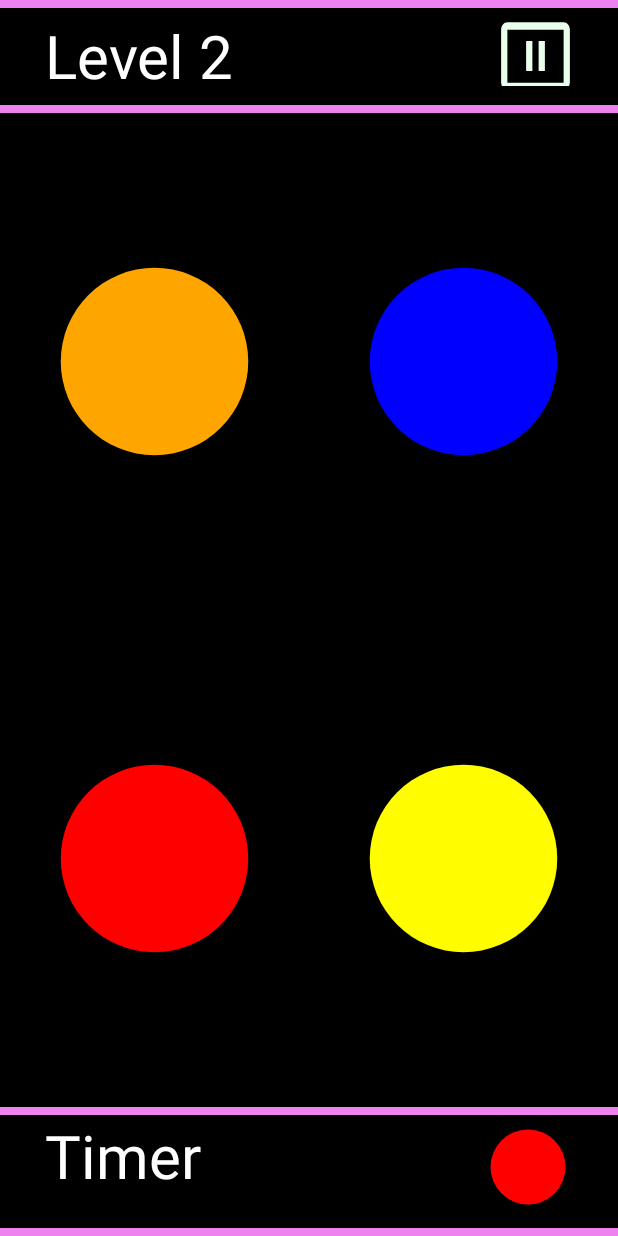
After one commit to NikoLee337/colorClick, an Android app: the layout activity_game2.xml on its own in the app's theme, with its tools: preview values and no code run, on a phone screen of 412 x 824 dp. The commit adds this screen. Run offline under Robolectric (Android 15) with nearby library versions, the phone set to English and light mode, and no system bars.

Commit message:
added level 2

```diff
--- a/app/src/main/java/com/example/colorclick/GameView.java
+++ b/app/src/main/java/com/example/colorclick/GameView.java
@@ -93,8 +93,6 @@ public class GameView extends AppCompatActivity {
     public void openGameOver() {
         Intent intent = new Intent (this, GameOver.class);
         startActivity(intent);
-        //over.setContentView(R.layout.activity_gameover);
-        //over.show();
     }
 
         //quits the game
--- a/app/src/main/java/com/example/colorclick/MainActivity.java
+++ b/app/src/main/java/com/example/colorclick/MainActivity.java
@@ -75,5 +75,7 @@ public class MainActivity extends AppCompatActivity {
     public void openInstructions() {
         Intent intent = new Intent (this, InstructionWindow.class);
         startActivity(intent);
+
+
     }
 }
--- /dev/null
+++ b/app/src/main/res/drawable-v24/red_footer.xml
@@ -0,0 +1,5 @@
+<vector android:height="60dp" android:tint="#FF0000"
+    android:viewportHeight="24" android:viewportWidth="24"
+    android:width="60dp" xmlns:android="http://schemas.android.com/apk/res/android">
+    <path android:fillColor="@android:color/white" android:pathData="M12,12m-10,0a10,10 0,1 1,20 0a10,10 0,1 1,-20 0"/>
+</vector>
--- /dev/null
+++ b/app/src/main/res/layout/activity_game2.xml
@@ -0,0 +1,189 @@
+<?xml version="1.0" encoding="utf-8"?>
+<!--Start main Layout-->
+<LinearLayout xmlns:android="http://schemas.android.com/apk/res/android"
+    xmlns:app="http://schemas.android.com/apk/res-auto"
+    xmlns:tools="http://schemas.android.com/tools"
+    android:layout_width="match_parent"
+    android:layout_height="match_parent"
+    android:background="@color/black"
+    android:orientation="vertical"
+    tools:context=".GameView">
+
+    <!--Start Relative1-->
+    <RelativeLayout
+        android:layout_width="match_parent"
+        android:layout_height="wrap_content">
+
+        <!--Spacer Header1 -->
+        <TextView
+            android:id="@+id/textView_header1"
+            android:layout_width="match_parent"
+            android:layout_height="5dp"
+            android:background="@color/violet"/>
+
+        <!--Spacer 1, Left of Level -->
+        <TextView
+            android:id="@+id/textView_blank1"
+            android:layout_width="30dp"
+            android:layout_height="75dp"
+            android:layout_alignParentLeft="true"/>
+
+        <!--Level title -->
+        <TextView
+            android:id="@+id/textView_level2"
+            android:layout_width="wrap_content"
+            android:layout_height="wrap_content"
+            android:text="Level 2"
+            android:textColor="@color/white"
+            android:textSize="40sp"
+            android:layout_toRightOf="@id/textView_blank1"
+            android:paddingTop="10dp"/>
+
+        <!--Spacer 2, Right of Pause -->
+        <TextView
+            android:id="@+id/textView_blank2"
+            android:layout_width="30dp"
+            android:layout_height="75dp"
+            android:layout_alignParentRight="true"/>
+
+        <!--Pause button -->
+        <ImageButton
+            android:id="@+id/button_pause"
+            android:layout_width="wrap_content"
+            android:layout_height="wrap_content"
+            android:layout_toLeftOf="@id/textView_blank2"
+            android:background="@color/transparent"
+            android:onClick="pauseMenu"
+            android:paddingTop="7dp"
+            android:paddingBottom="5dp"
+            android:src="@drawable/ic_baseline_pause"
+            />
+
+        <!--Spacer Header2 -->
+        <TextView
+            android:id="@+id/textView_header2"
+            android:layout_width="match_parent"
+            android:layout_height="5dp"
+            android:background="@color/violet"
+            android:layout_alignBottom="@id/textView_blank2"/>
+    </RelativeLayout>
+    <!--End Relative1-->
+
+    <!--Start Linear1-->
+    <LinearLayout
+        android:layout_width="match_parent"
+        android:layout_height="wrap_content"
+        android:layout_weight="1">
+
+        <ImageButton
+            android:id="@+id/button_00"
+            android:layout_width="wrap_content"
+            android:layout_height="match_parent"
+            android:layout_weight="1"
+            android:src="@drawable/orange1"
+            android:background="@color/transparent"/>
+
+        <ImageButton
+            android:id="@+id/button_01"
+            android:layout_width="wrap_content"
+            android:layout_height="match_parent"
+            android:layout_weight="1"
+            android:src="@drawable/blue1"
+            android:background="@color/transparent"/>
+    </LinearLayout>
+    <!--End Linear1-->
+
+    <!--Start Linear2-->
+    <LinearLayout
+        android:layout_width="match_parent"
+        android:layout_height="wrap_content"
+        android:layout_weight="1">
+
+        <ImageButton
+            android:id="@+id/button_10"
+            android:layout_width="wrap_content"
+            android:layout_height="match_parent"
+            android:layout_weight="1"
+            android:src="@drawable/red1"
+            android:background="@color/transparent"/>
+
+        <ImageButton
+            android:id="@+id/button_11"
+            android:layout_width="wrap_content"
+            android:layout_height="match_parent"
+            android:layout_weight="1"
+            android:src="@drawable/yellow1"
+            android:background="@color/transparent"/>
+    </LinearLayout>
+    <!--End Linear2-->
+
+    <!--Start Relative2-->
+    <RelativeLayout
+        android:layout_width="match_parent"
+        android:layout_height="wrap_content">
+
+        <!--Spacer Footer1 -->
+        <TextView
+            android:id="@+id/textView_footer1"
+            android:layout_width="match_parent"
+            android:layout_height="5dp"
+            android:background="@color/violet"/>
+
+        <!--Spacer 3, Left of Timer -->
+        <TextView
+            android:id="@+id/textView_blank3"
+            android:layout_width="30dp"
+            android:layout_height="75dp"
+            android:layout_alignParentLeft="true"/>
+
+        <!--[PLACEHOLDER] Timer-->
+        <TextView
+            android:id="@+id/textView_timer"
+            android:layout_width="wrap_content"
+            android:layout_height="wrap_content"
+            android:text="Timer"
+            android:textColor="@color/white"
+            android:textSize="40sp"
+            android:layout_toRightOf="@id/textView_blank3"
+            android:paddingTop="5dp"/>
+
+        <!--Spacer 4, Right of Color Icon -->
+        <TextView
+            android:id="@+id/textView_blank4"
+            android:layout_width="30dp"
+            android:layout_height="75dp"
+            android:layout_alignParentRight="true"/>
+
+        <!--Color Icon Image -->
+        <ImageView
+            android:id="@+id/imageView_color"
+            android:layout_width="wrap_content"
+            android:layout_height="wrap_content"
+            android:paddingTop="10dp"
+            android:src="@drawable/red_footer"
+            android:layout_toLeftOf="@id/textView_blank4"
+            android:background="@color/transparent"/>
+
+        <!--Progress/Timer Bar -->
+        <ProgressBar
+            style="?android:attr/progressBarStyleHorizontal"
+            android:id="@+id/timer_progressbar"
+            android:layout_below="@id/textView_timer"
+            android:layout_height="wrap_content"
+            android:layout_width="match_parent"
+            android:paddingTop="5dp"
+            android:paddingBottom="5dp"
+            android:progressTint="@color/red"/> <!--changes progressbar color-->
+
+        <!--Spacer Footer2 -->
+        <TextView
+            android:id="@+id/textView_footer2"
+            android:layout_width="match_parent"
+            android:layout_height="5dp"
+            android:background="@color/violet"
+            android:layout_alignBottom="@id/timer_progressbar"/>
+    </RelativeLayout>
+    <!--End Relative2-->
+
+</LinearLayout>
+    <!--End of Main Layout-->
```
